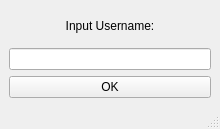
Sarim-K/chatroom, file ui/username.ui: the form before one commit.
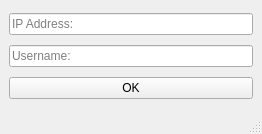
The form after the commit.

Commit message: removed config files & readme mention of them user list broadcast is more efficient, only broadcasting when changed instead of constantly created cache for home screen so you dont need to retype constantly

The edit to the form file:
```diff
--- a/ui/username.ui
+++ b/ui/username.ui
@@ -6,8 +6,8 @@
    <rect>
     <x>0</x>
     <y>0</y>
-    <width>220</width>
-    <height>129</height>
+    <width>262</width>
+    <height>134</height>
    </rect>
   </property>
   <property name="windowTitle">
@@ -16,17 +16,18 @@
   <widget class="QWidget" name="centralwidget">
    <layout class="QVBoxLayout" name="verticalLayout">
     <item>
-     <widget class="QLabel" name="label">
-      <property name="text">
-       <string>Input Username:</string>
-      </property>
-      <property name="alignment">
-       <set>Qt::AlignCenter</set>
+     <widget class="QLineEdit" name="ip_box">
+      <property name="placeholderText">
+       <string>IP Address:</string>
       </property>
      </widget>
     </item>
     <item>
-     <widget class="QLineEdit" name="username_box"/>
+     <widget class="QLineEdit" name="username_box">
+      <property name="placeholderText">
+       <string>Username:</string>
+      </property>
+     </widget>
     </item>
     <item>
      <widget class="QPushButton" name="ok_button">
```
Left out of the diff: 4 changed lines with no effect on the pictures. The commit also changes 5 other files.
